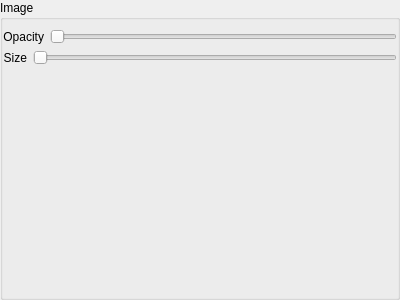
Qt form client/nx_client_desktop/src/nx/client/desktop/export/widgets/image_overlay_settings_widget.ui (networkoptix/nx_open) before a commit.
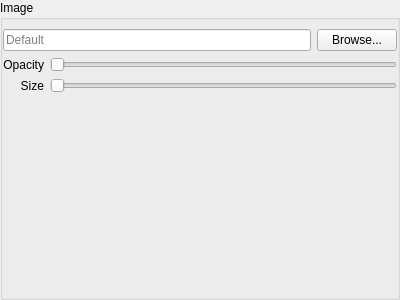
The same form after that commit.

What changed in the file:
```diff
--- a/client/nx_client_desktop/src/nx/client/desktop/export/widgets/image_overlay_settings_widget.ui
+++ b/client/nx_client_desktop/src/nx/client/desktop/export/widgets/image_overlay_settings_widget.ui
@@ -31,16 +31,14 @@
      <property name="flat">
       <bool>true</bool>
      </property>
-     <layout class="QVBoxLayout" name="verticalLayout_2">
+     <layout class="QGridLayout" name="gridLayout">
       <property name="leftMargin">
        <number>0</number>
       </property>
       <property name="rightMargin">
        <number>0</number>
       </property>
-      <item>
-       <layout class="QHBoxLayout" name="horizontalLayout_2">
-        <item>
+      <item row="1" column="0">
          <widget class="QLabel" name="opacityLabel">
           <property name="text">
            <string>Opacity</string>
@@ -53,18 +51,7 @@
           </property>
          </widget>
         </item>
-        <item>
-         <widget class="QSlider" name="opacitySlider">
-          <property name="orientation">
-           <enum>Qt::Horizontal</enum>
-          </property>
-         </widget>
-        </item>
-       </layout>
-      </item>
-      <item>
-       <layout class="QHBoxLayout" name="horizontalLayout">
-        <item>
+      <item row="2" column="0">
          <widget class="QLabel" name="sizeLabel">
           <property name="text">
            <string>Size</string>
@@ -77,16 +64,7 @@
           </property>
          </widget>
         </item>
-        <item>
-         <widget class="QSlider" name="sizeSlider">
-          <property name="orientation">
-           <enum>Qt::Horizontal</enum>
-          </property>
-         </widget>
-        </item>
-       </layout>
-      </item>
-      <item>
+      <item row="3" column="0" colspan="2">
        <spacer name="verticalSpacer">
         <property name="orientation">
          <enum>Qt::Vertical</enum>
@@ -99,6 +77,41 @@
         </property>
        </spacer>
       </item>
+      <item row="2" column="1">
+       <widget class="QSlider" name="sizeSlider">
+        <property name="orientation">
+         <enum>Qt::Horizontal</enum>
+        </property>
+       </widget>
+      </item>
+      <item row="0" column="0" colspan="2">
+       <layout class="QHBoxLayout" name="horizontalLayout_3">
+        <item>
+         <widget class="QLineEdit" name="nameEdit">
+          <property name="readOnly">
+           <bool>true</bool>
+          </property>
+          <property name="placeholderText">
+           <string>Default</string>
+          </property>
+         </widget>
+        </item>
+        <item>
+         <widget class="QPushButton" name="browseButton">
+          <property name="text">
+           <string>Browse...</string>
+          </property>
+         </widget>
+        </item>
+       </layout>
+      </item>
+      <item row="1" column="1">
+       <widget class="QSlider" name="opacitySlider">
+        <property name="orientation">
+         <enum>Qt::Horizontal</enum>
+        </property>
+       </widget>
+      </item>
      </layout>
     </widget>
    </item>
```
Left out of the diff: 4 changed lines with no effect on the pictures. Lines whose indentation alone changed are shown as unchanged.
